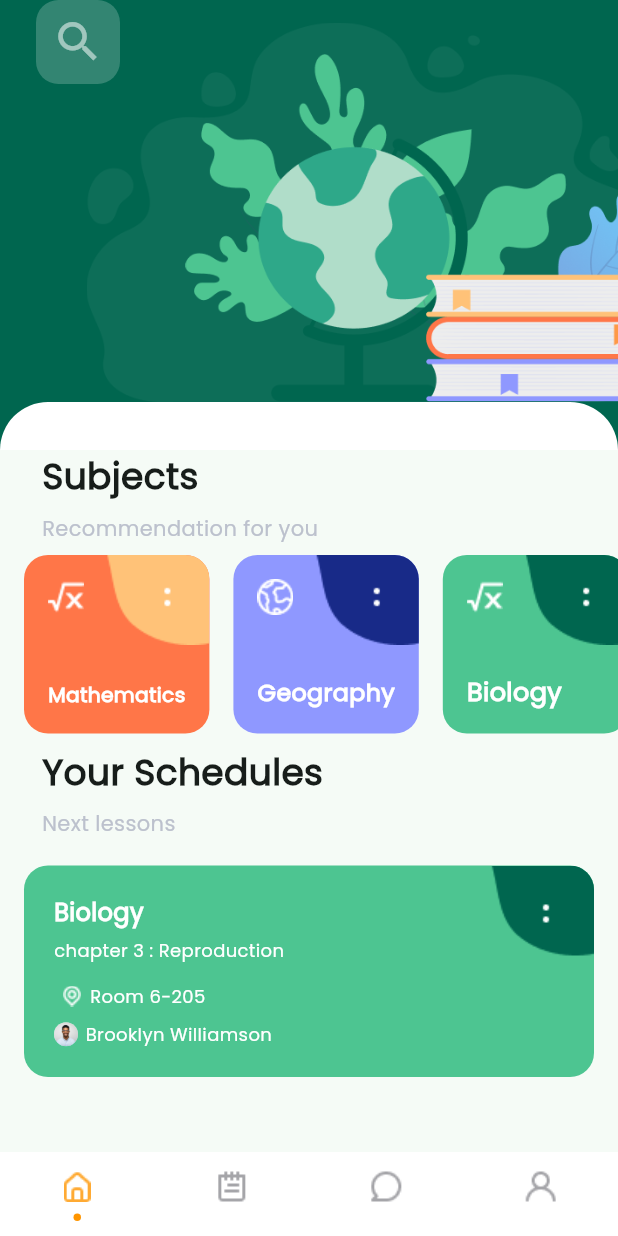
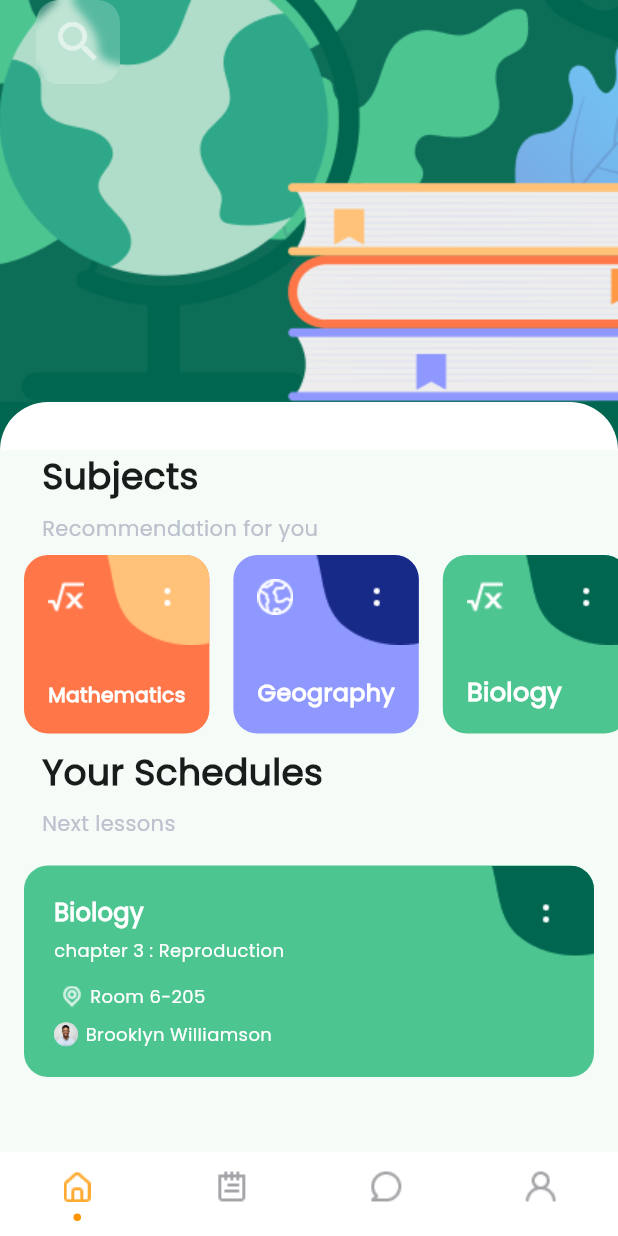
Before and after one commit to chandan-droid/skill_week_0, a Flutter app: the screen it shows after launch, on a phone screen of 412 x 824 dp. Run offline on Flutter 3.47's test engine with Material 3 defaults, Android fonts, the phone set to English and light mode, and no system bars; drawn by our look-alikes of persistent_bottom_nav_bar; our stand-ins replace easy_date_timeline, timeline_tile; missing offline and left inert: window_manager, window_size.

Commit message:
2nd commit

```diff
--- a/lib/tabs/home_page.dart
+++ b/lib/tabs/home_page.dart
@@ -30,13 +30,14 @@ class _HomePageState extends State<HomePage> {
              expandedHeight: 300,
              flexibleSpace:  FlexibleSpaceBar(
                background: Stack(
+                 clipBehavior: Clip.hardEdge,
                  children:[
                    Positioned(
                      bottom:32,
                      right: 0,
                      child: Image(
                        image: const AssetImage("lib/assets/Vector.png"),
-                       width: screenWidth*0.86,
+                       //width: screenWidth*0.86,
                      ),
                    ),
                    Positioned(
@@ -44,7 +45,7 @@ class _HomePageState extends State<HomePage> {
                      bottom: 32,
                      child: Image(
                        image: const AssetImage("lib/assets/image.png"),
-                       width:screenWidth*0.7,
+                       //width:screenWidth*0.7,
                      ),
                    ),
                  ]
```
